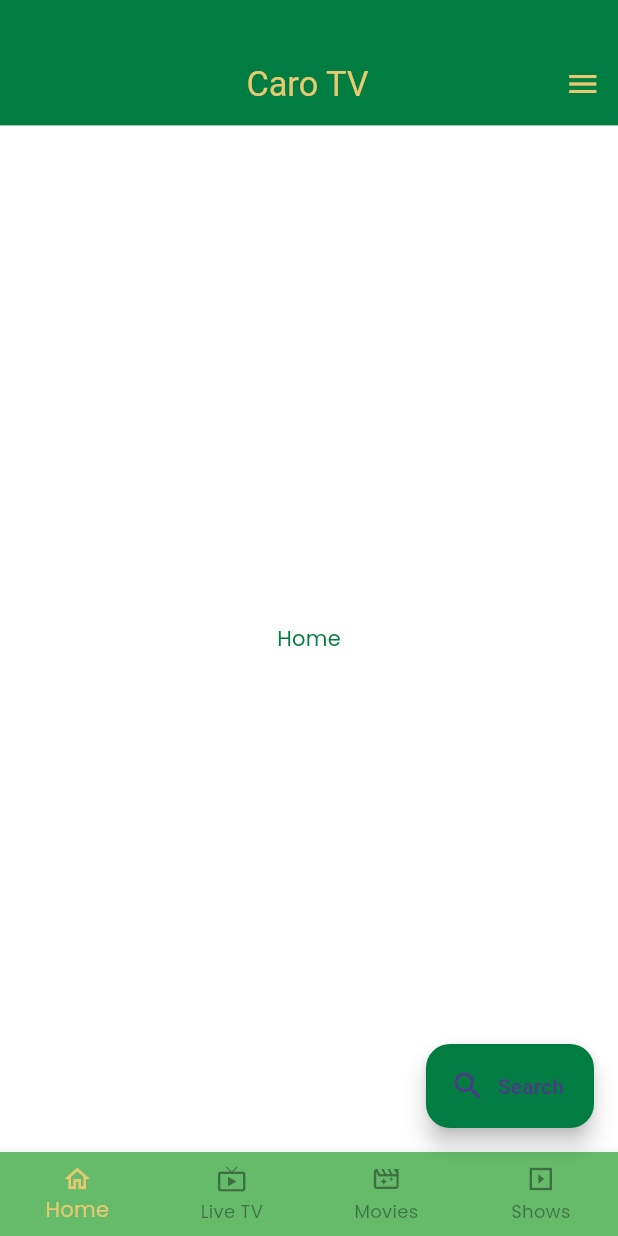
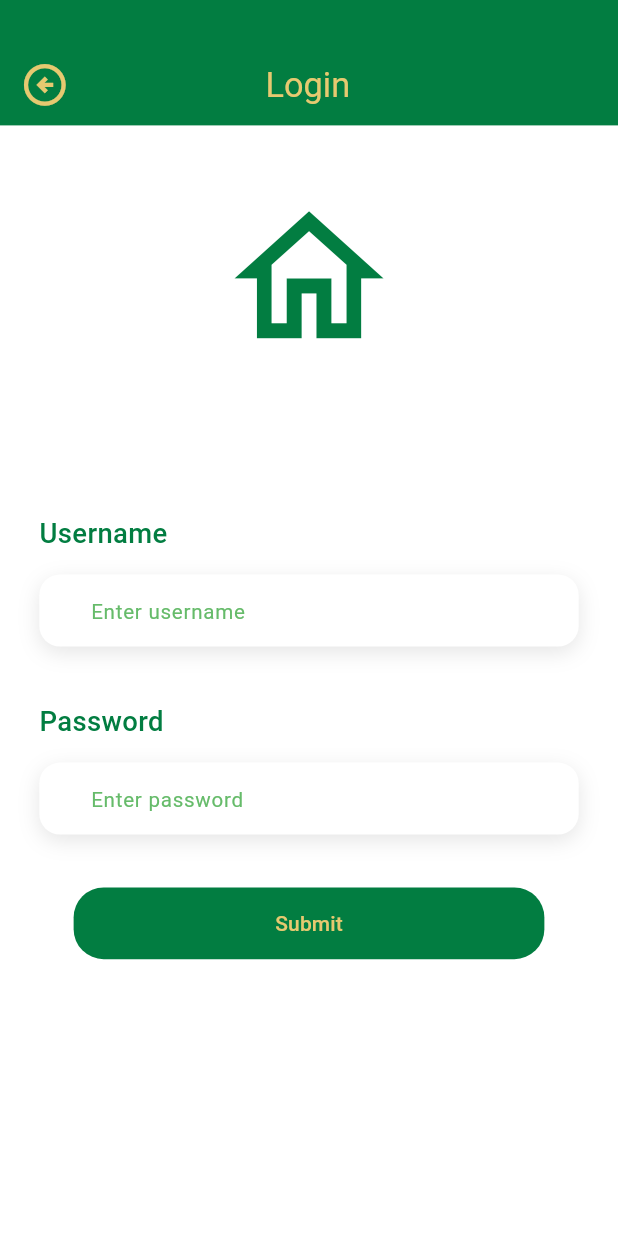
Before and after one commit to Minal1411/carotv, a Flutter app: the screen it shows after launch, on a phone screen of 412 x 824 dp. Run offline on Flutter 3.47's test engine with Material 3 defaults, Android fonts, the phone set to English and light mode, and no system bars; drawn by our look-alikes of flutter_form_builder; our stand-ins replace bloc, dartz, dio, equatable, flutter_hooks, flutter_screenutil and 4 more; Roboto replaces fonts that are missing (PoppinsRegular).

Commit message:
working go router with arguments and fix textfield errors

```diff
--- /dev/null
+++ b/lib/core/presentation/components/text_field_column.dart
@@ -0,0 +1,94 @@
+import 'package:carotv/core/presentation/components/decorations.dart';
+import 'package:carotv/core/resources/app_colors.dart';
+import 'package:carotv/core/resources/app_styles.dart';
+import 'package:carotv/core/resources/extensions/padding_extensions.dart';
+import 'package:flutter/material.dart';
+import 'package:flutter_form_builder/flutter_form_builder.dart';
+import 'package:flutter_screenutil/flutter_screenutil.dart';
+import 'package:form_builder_validators/form_builder_validators.dart';
+
+class TextFieldColumn extends StatelessWidget {
+  const TextFieldColumn({
+    Key? key,
+    required this.fieldName,
+    required this.hint,
+    required this.label,
+    this.controller,
+    this.onSaved,
+    this.onChanged,
+    this.isEditable = true,
+    this.initialValue,
+    this.extraValidator,
+    this.isNext,
+    this.dateTimeKeyboard,
+    this.numericKeyboard,
+  }) : super(key: key);
+  final String fieldName;
+  final String hint;
+  final String label;
+  final TextEditingController? controller;
+  final ValueSetter<String?>? onChanged;
+  final bool isEditable;
+  final String? initialValue;
+  final bool? dateTimeKeyboard;
+  final bool? numericKeyboard;
+  final bool? isNext;
+  final FormFieldSetter<String>? onSaved;
+  final String? Function(String?)? extraValidator;
+
+  @override
+  Widget build(BuildContext context) {
+    return SizedBox(
+      width: double.infinity,
+      child: Column(
+        mainAxisSize: MainAxisSize.min,
+        crossAxisAlignment: CrossAxisAlignment.start,
+        children: [
+          Text(
+            label,
+            style: AppTextStyle.mediumText16.copyWith(
+              color: AppColors.primary,
+            ),
+          ).pY(10.h),
+          DecoratedBox(
+            decoration: getShadowDecoration(),
+            child: FormBuilderTextField(
+              validator: FormBuilderValidators.compose([
+                FormBuilderValidators.required(),
+                extraValidator ?? (value) => null,
+              ]),
+              initialValue: initialValue,
+              enabled: isEditable,
+              onChanged: onChanged,
+              onSaved: onSaved,
+              textInputAction: isNext == true ? TextInputAction.next : null,
+              controller: controller,
+              name: fieldName,
+              keyboardType: dateTimeKeyboard == true
+                  ? TextInputType.datetime
+                  : numericKeyboard == true
+                      ? TextInputType.number
+                      : TextInputType.text,
+              decoration: InputDecoration(
+                contentPadding:
+                    EdgeInsets.symmetric(horizontal: 30.w, vertical: 10.h),
+                border: InputBorder.none,
+                errorBorder: OutlineInputBorder(
+                  borderRadius: BorderRadius.circular(10.r),
+                  borderSide: const BorderSide(
+                    color: Colors.red,
+                  ),
+                ),
+                focusedErrorBorder: InputBorder.none,
+                hintText: hint,
+                hintStyle: AppTextStyle.regularText12.copyWith(
+                  color: AppColors.secondary,
+                ),
+              ),
+            ),
+          ),
+        ],
+      ).pY(2.h),
+    ).pY(6.h);
+  }
+}
--- a/lib/core/resources/app_router.dart
+++ b/lib/core/resources/app_router.dart
@@ -7,24 +7,31 @@ import 'package:flutter/cupertino.dart';
 import 'package:go_router/go_router.dart';
 
 const String loginScreen = '/loginScreen';
-const String registerScreen = '/registerScreen';
+const String registerScreen = 'registerScreen';
 const String dashBoardScreen = '/dashBoardScreen';
 const String searchScreen = 'searchScreen';
 
 class AppRouter {
-  GoRouter router = GoRouter(initialLocation: dashBoardScreen, routes: [
+  GoRouter router = GoRouter(initialLocation: loginScreen, routes: [
     GoRoute(
         name: AppRoutes.loginScreen,
         path: loginScreen,
         pageBuilder: (context, state) =>
             const CupertinoPage(child: LoginScreen()),
-    ),
+        routes: [
           GoRoute(
             name: AppRoutes.registerScreen,
             path: registerScreen,
-      pageBuilder: (context, state) =>
-          const CupertinoPage(child: RegisterScreen()),
+            pageBuilder: (context, state) {
+              final data = state.extra as Map<String, Object?>;
+              return CupertinoPage(
+                  child: RegisterScreen(
+                username: data['username'] as String,
+                password: data['password'] as String,
+              ));
+            },
           ),
+        ]),
     GoRoute(
         name: AppRoutes.dashBoardScreen,
         path: dashBoardScreen,
--- /dev/null
+++ b/lib/core/resources/app_styles.dart
@@ -0,0 +1,259 @@
+import 'package:flutter/material.dart';
+import 'package:flutter_screenutil/flutter_screenutil.dart';
+
+import 'app_colors.dart';
+
+OutlineInputBorder inputBorder() {
+  return const OutlineInputBorder(
+    borderRadius: BorderRadius.all(Radius.circular(30)),
+    borderSide: BorderSide(
+      color: AppColors.primary,
+      width: 2,
+    ),
+  );
+}
+
+OutlineInputBorder errorBorder() {
+  return const OutlineInputBorder(
+    borderRadius: BorderRadius.all(Radius.circular(30)),
+    borderSide: BorderSide(
+      color: Colors.red,
+      width: 2,
+    ),
+  );
+}
+
+/// Defines the text styles for the app.
+abstract class AppTextStyle {
+  ///Bold Text 20sp
+  static TextStyle boldText20 = TextStyle(
+    fontFamily: 'PoppinsRegular',
+    fontWeight: FontWeight.w700,
+    fontSize: 20.sp,
+  );
+
+  ///Bold Text 16sp
+  static TextStyle boldText16 = TextStyle(
+    fontFamily: 'PoppinsRegular',
+    fontWeight: FontWeight.w700,
+    fontSize: 16.sp,
+  );
+
+  ///Bold Text 14sp
+  static TextStyle boldText14 = TextStyle(
+    fontFamily: 'PoppinsRegular',
+    fontWeight: FontWeight.w700,
+    fontSize: 14.sp,
+  );
+  static TextStyle boldText12 = TextStyle(
+    fontFamily: 'PoppinsRegular',
+    fontWeight: FontWeight.w700,
+    fontSize: 12.sp,
+  );
+
+  ///SemiBold Text 18sp
+  static TextStyle semiBoldText20 = TextStyle(
+    fontFamily: 'PoppinsRegular',
+    fontWeight: FontWeight.w600,
+    fontSize: 20.sp,
+  );
+
+  ///SemiBold Text 18sp
+  static TextStyle semiBoldText18 = TextStyle(
+    fontFamily: 'PoppinsRegular',
+    fontWeight: FontWeight.w600,
+    fontSize: 18.sp,
+  );
+
+  ///SemiBold Text 16sp
+  static TextStyle semiBoldText16 = TextStyle(
+    fontFamily: 'PoppinsRegular',
+    fontWeight: FontWeight.w600,
+    fontSize: 16.sp,
+  );
+
+  ///SemiBold Text 14sp
+  static TextStyle semiBoldText14 = TextStyle(
+    fontFamily: 'PoppinsRegular',
+    fontWeight: FontWeight.w600,
+    fontSize: 14.sp,
+  );
+
+  ///SemiBold Text 12sp
+  static TextStyle semiBoldText12 = TextStyle(
+    fontFamily: 'PoppinsRegular',
+    fontWeight: FontWeight.w600,
+    fontSize: 12.sp,
+  );
+
+  ///Medium Text 20sp
+  static TextStyle mediumText20 = TextStyle(
+    fontFamily: 'PoppinsRegular',
+    fontWeight: FontWeight.w500,
+    fontSize: 20.sp,
+  );
+  static TextStyle mediumText30 = TextStyle(
+    fontFamily: 'PoppinsRegular',
+    fontWeight: FontWeight.w500,
+    fontSize: 30.sp,
+  );
+
+  ///Medium Text 18sp
+  static TextStyle mediumText18 = TextStyle(
+    fontFamily: 'PoppinsRegular',
+    fontWeight: FontWeight.w500,
+    fontSize: 18.sp,
+  );
+
+  ///Medium Text 19sp
+  static TextStyle mediumText19 = TextStyle(
+    fontFamily: 'PoppinsRegular',
+    fontWeight: FontWeight.w500,
+    fontSize: 19.sp,
+  );
+
+  ///Medium Text 16sp
+  static TextStyle mediumText16 = TextStyle(
+    fontFamily: 'PoppinsRegular',
+    fontWeight: FontWeight.w500,
+    fontSize: 16.sp,
+  );
+
+  ///Medium Text 14sp
+  static TextStyle mediumText14 = TextStyle(
+    fontFamily: 'PoppinsRegular',
+    fontWeight: FontWeight.w500,
+    fontSize: 14.sp,
+  );
+
+  ///Medium Text 12sp
+  static TextStyle mediumText12 = TextStyle(
+    fontFamily: 'PoppinsRegular',
+    fontWeight: FontWeight.w500,
+    fontSize: 12.sp,
+  );
+
+  static TextStyle mediumText11 = TextStyle(
+    fontFamily: 'PoppinsRegular',
+    fontWeight: FontWeight.w500,
+    fontSize: 11.sp,
+  );
+  static TextStyle mediumText13 = TextStyle(
+    fontFamily: 'PoppinsRegular',
+    fontWeight: FontWeight.w500,
+    fontSize: 13.sp,
+  );
+
+  ///Medium Text 40sp
+  static TextStyle regularText40 = TextStyle(
+    fontFamily: 'PoppinsRegular',
+    fontWeight: FontWeight.w400,
+    fontSize: 40.sp,
+    letterSpacing: 1.w,
+    height: 1.2,
+  );
+
+  ///Medium Text 60sp
+  static TextStyle regularText60 = TextStyle(
+    fontFamily: 'PoppinsRegular',
+    fontWeight: FontWeight.w400,
+    fontSize: 60.sp,
+    letterSpacing: 1.w,
+    height: 1.2,
+  );
+
+  static TextStyle regularText24 = TextStyle(
+    fontFamily: 'PoppinsRegular',
+    fontWeight: FontWeight.w400,
+    fontSize: 24.sp,
+    letterSpacing: 1.w,
+    height: 1.2,
+  );
+
+  static TextStyle regularText20 = TextStyle(
+    fontFamily: 'PoppinsRegular',
+    fontWeight: FontWeight.w400,
+    fontSize: 20.sp,
+  );
+
+  ///Medium Text 18sp
+  static TextStyle regularText18 = TextStyle(
+    fontFamily: 'PoppinsRegular',
+    fontWeight: FontWeight.w400,
+    fontSize: 18.sp,
+  );
+
+  ///Medium Text 14sp
+  static TextStyle regularText16 = TextStyle(
+    fontFamily: 'PoppinsRegular',
+    fontWeight: FontWeight.w400,
+    fontSize: 16.sp,
+  );
+
+  ///Medium Text 14sp
+  static TextStyle regularText14 = TextStyle(
+    fontFamily: 'PoppinsRegular',
+    fontWeight: FontWeight.w400,
+    fontSize: 14.sp,
+  );
+  static TextStyle regularText15 = TextStyle(
+    fontFamily: 'PoppinsRegular',
+    fontWeight: FontWeight.w400,
+    fontSize: 15.sp,
+  );
+  static TextStyle regularText13 = TextStyle(
+    fontFamily: 'PoppinsRegular',
+    fontWeight: FontWeight.w400,
+    fontSize: 13.sp,
+  );
+
+  ///Medium Text 12sp
+  static TextStyle regularText12 = TextStyle(
+    fontFamily: 'PoppinsRegular',
+    fontWeight: FontWeight.w400,
+    fontSize: 12.sp,
+  );
+
+  ///Medium Text 10sp
+  static TextStyle regularText10 = TextStyle(
+    fontFamily: 'PoppinsRegular',
+    fontWeight: FontWeight.w400,
+    fontSize: 10.sp,
+  );
+
+  static TextStyle regularText11 = TextStyle(
+    fontFamily: 'PoppinsRegular',
+    fontWeight: FontWeight.w400,
+    fontSize: 11.sp,
+  );
+
+  ///Medium Text 12sp
+  static TextStyle lightText12 = TextStyle(
+    fontFamily: 'PoppinsRegular',
+    fontWeight: FontWeight.w300,
+    fontSize: 12.sp,
+  );
+
+  static TextStyle lightText14 = TextStyle(
+    fontFamily: 'PoppinsRegular',
+    fontWeight: FontWeight.w300,
+    fontSize: 14.sp,
+  );
+  static TextStyle lightText13 = TextStyle(
+    fontFamily: 'PoppinsRegular',
+    fontWeight: FontWeight.w300,
+    fontSize: 13.sp,
+  );
+
+  static TextStyle lightText15 = TextStyle(
+    fontFamily: 'PoppinsRegular',
+    fontWeight: FontWeight.w300,
+    fontSize: 14.sp,
+  );
+
+  static TextStyle lightText10 = TextStyle(
+    fontFamily: 'PoppinsRegular',
+    fontWeight: FontWeight.w300,
+    fontSize: 10.sp,
+  );
+}
--- a/lib/core/resources/app_theme.dart
+++ b/lib/core/resources/app_theme.dart
@@ -30,31 +30,31 @@ ThemeData getApplicationTheme() {
     ),
 
     // text theme
-    textTheme: TextTheme(
-      titleMedium: _getTextStyle(
-        fontSize: 20,
-        color: AppColors.primaryText,
-      ),
-      titleSmall: _getTextStyle(
-        fontSize: 18,
-        color: AppColors.primaryText,
-      ),
-      bodyLarge: _getTextStyle(
-        fontSize: 14,
-        fontWeight: FontWeight.w400,
-        color: AppColors.primaryText,
-      ),
-      bodyMedium: _getTextStyle(
-        fontSize: 14,
-        fontWeight: FontWeight.w400,
-        color: AppColors.primaryText,
-      ),
-      bodySmall: _getTextStyle(
-        fontSize: 12,
-        fontWeight: FontWeight.w400,
-        color: AppColors.primaryText,
-      ),
-    ),
+    // textTheme: TextTheme(
+    //   titleMedium: _getTextStyle(
+    //     fontSize: 20,
+    //     color: AppColors.primaryText,
+    //   ),
+    //   titleSmall: _getTextStyle(
+    //     fontSize: 18,
+    //     color: AppColors.primaryText,
+    //   ),
+    //   bodyLarge: _getTextStyle(
+    //     fontSize: 14,
+    //     fontWeight: FontWeight.w400,
+    //     color: AppColors.primaryText,
+    //   ),
+    //   bodyMedium: _getTextStyle(
+    //     fontSize: 14,
+    //     fontWeight: FontWeight.w400,
+    //     color: AppColors.primaryText,
+    //   ),
+    //   bodySmall: _getTextStyle(
+    //     fontSize: 12,
+    //     fontWeight: FontWeight.w400,
+    //     color: AppColors.primaryText,
+    //   ),
+    // ),
   );
 }
 
--- /dev/null
+++ b/lib/core/resources/extensions/form_field_extensions.dart
@@ -0,0 +1,17 @@
+import 'package:flutter/material.dart';
+import 'package:flutter_form_builder/flutter_form_builder.dart';
+
+extension FormKeyX on GlobalKey<FormBuilderState> {
+  T value<T extends Object?>(String key) =>
+      currentState?.fields[key]?.value as T;
+
+  Map<String, dynamic>? get currentValue => currentState?.value;
+
+  void update<T>(String key, T data) =>
+      currentState?.fields[key]?.didChange(data);
+
+  void updateAll(Map<String, dynamic> values) =>
+      currentState?.patchValue(values);
+
+  bool validateAndSaveForm() => currentState!.saveAndValidate();
+}
--- a/lib/core/resources/validators.dart
+++ b/lib/core/resources/validators.dart
@@ -55,4 +55,36 @@ class Validator {
   static String? textValidator(String? value) {
     return value!.isEmpty ? "This field can't be empty" : null;
   }
+
+  static String? passwordValidator(String? value) {
+    if (value == null || value.isEmpty) {
+      return 'Password cannot be empty.';
+    }
+
+    bool hasLowerCase = RegExp(r'[a-z]').hasMatch(value);
+    bool hasUpperCase = RegExp(r'[A-Z]').hasMatch(value);
+    bool hasNumber = RegExp(r'[0-9]').hasMatch(value);
+
+    if (value.length < 8 || !hasLowerCase || !hasUpperCase || !hasNumber) {
+      List<String> missingRequirements = [];
+
+      if (value.length < 8) {
+        missingRequirements.add(' minimum 8 characters');
+      }
+      if (!hasLowerCase) {
+        missingRequirements.add(' 1 lowercase');
+      }
+      if (!hasUpperCase) {
+        missingRequirements.add(' 1 uppercase');
+      }
+      if (!hasNumber) {
+        missingRequirements.add(' 1 number');
+      }
+
+      String missingRequirementsString = missingRequirements.join(', ');
+      return 'Must contain$missingRequirementsString.';
+    }
+
+    return null;
+  }
 }
--- a/lib/feature/auth/presentation/views/login_screen.dart
+++ b/lib/feature/auth/presentation/views/login_screen.dart
@@ -1,19 +1,96 @@
+import 'package:carotv/core/presentation/components/base_screen.dart';
+import 'package:carotv/core/presentation/components/text_field_column.dart';
+import 'package:carotv/core/resources/app_colors.dart';
 import 'package:carotv/core/resources/app_routes.dart';
+import 'package:carotv/core/resources/extensions/form_field_extensions.dart';
+import 'package:carotv/core/resources/extensions/padding_extensions.dart';
+import 'package:carotv/core/resources/validators.dart';
 import 'package:flutter/material.dart';
+import 'package:flutter_form_builder/flutter_form_builder.dart';
+import 'package:flutter_hooks/flutter_hooks.dart';
+import 'package:flutter_screenutil/flutter_screenutil.dart';
 import 'package:go_router/go_router.dart';
 
-class LoginScreen extends StatelessWidget {
+class LoginScreen extends StatefulHookWidget {
   const LoginScreen({super.key});
 
   @override
+  State<LoginScreen> createState() => _LoginScreenState();
+}
+
+class _LoginScreenState extends State<LoginScreen> {
+  static final _formKey = GlobalKey<FormBuilderState>();
+
+  @override
   Widget build(BuildContext context) {
-    return Scaffold(
-      body: Center(
-          child: GestureDetector(
-              onTap: () {
-                context.goNamed(AppRoutes.registerScreen);
-              },
-              child: const Text('Login Screen'))),
+    return BaseScreen(
+      pageTitle: 'Login',
+      child: SingleChildScrollView(
+        physics: const BouncingScrollPhysics(),
+        child: SizedBox(
+          height: 600.h,
+          child: Column(
+            mainAxisSize: MainAxisSize.min,
+            children: [
+              Icon(
+                Icons.home_outlined,
+                size: 100.h,
+                color: AppColors.primary,
+              ).pB(50.h).pT(30.h),
+              FormBuilder(
+                key: _formKey,
+                child: Column(
+                  children: [
+                    const TextFieldColumn(
+                        fieldName: 'username',
+                        hint: 'Enter username',
+                        label: 'Username'),
+                    const TextFieldColumn(
+                        fieldName: 'password',
+                        hint: 'Enter password',
+                        extraValidator: Validator.passwordValidator,
+                        label: 'Password'),
+                    GestureDetector(
+                      onTap: () {
+                        if (_formKey.currentState?.validate() ?? false) {
+                          final username = _formKey.value<String>('username');
+                          final password = _formKey.value<String>('password');
+                          print('Username:$username');
+                          print('Password:$password');
+
+                          if (mounted) {
+                            context.goNamed(AppRoutes.registerScreen, extra: {
+                              'username': username,
+                              'password': password,
+                            });
+                          }
+                        }
+                      },
+                      child: Container(
+                        height: 40.h,
+                        decoration: const BoxDecoration(
+                          borderRadius: BorderRadius.all(Radius.circular(20)),
+                          color: AppColors.primary,
+                        ),
+                        child: Center(
+                          child: Text(
+                            'Submit',
+                            style: Theme.of(context)
+                                .textTheme
+                                .titleSmall
+                                ?.copyWith(color: AppColors.classicYellow),
+                          ),
+                        ),
+                      ).pXY(20, 20),
+                    ),
+                  ],
+                ).pX(20.w),
+              ),
+            ],
+          ),
+        ),
+      ),
     );
+    ;
   }
 }
--- a/lib/feature/auth/presentation/views/register_screen.dart
+++ b/lib/feature/auth/presentation/views/register_screen.dart
@@ -1,30 +1,19 @@
 import 'package:carotv/core/presentation/components/base_screen.dart';
 import 'package:flutter/material.dart';
-import 'package:flutter_hooks/flutter_hooks.dart';
 
-class RegisterScreen extends StatefulHookWidget {
-  const RegisterScreen({super.key});
+class RegisterScreen extends StatelessWidget {
+  const RegisterScreen(
+      {super.key, required this.username, required this.password});
 
-  @override
-  State<RegisterScreen> createState() => _RegisterScreenState();
-}
-
-class _RegisterScreenState extends State<RegisterScreen> {
-  final _formKey = GlobalKey<FormState>();
+  final String username;
+  final String password;
 
   @override
   Widget build(BuildContext context) {
-    final fullName = useState<String>('');
-    // final fullNameController = useTextEditingController();
-    // final userNameController = useTextEditingController();
-    // final emailController = useTextEditingController();
-    // final phoneController = useTextEditingController();
-    // final addressController = useTextEditingController();
-    // final passwordController = useTextEditingController();
-    // final passwordConfirmationController = useTextEditingController();
     return BaseScreen(
       pageTitle: 'Register',
-      child: const Center(child: Text('Register Screen')),
+      child: Center(child: Text('Username: $username and Password: $password')),
     );
+    ;
   }
 }
--- a/pubspec.yaml
+++ b/pubspec.yaml
@@ -32,6 +32,10 @@ dependencies:
   firebase_messaging: ^14.7.10
   flutter_hooks: ^0.20.4
   flutter_screenutil: ^5.9.0
+  flutter_form_builder: ^9.2.0
+  form_builder_validators: ^9.1.0
+
+
 
 dev_dependencies:
   flutter_test:
```
Also changed, not shown: pubspec.lock. Lines whose indentation alone changed are shown as unchanged.
